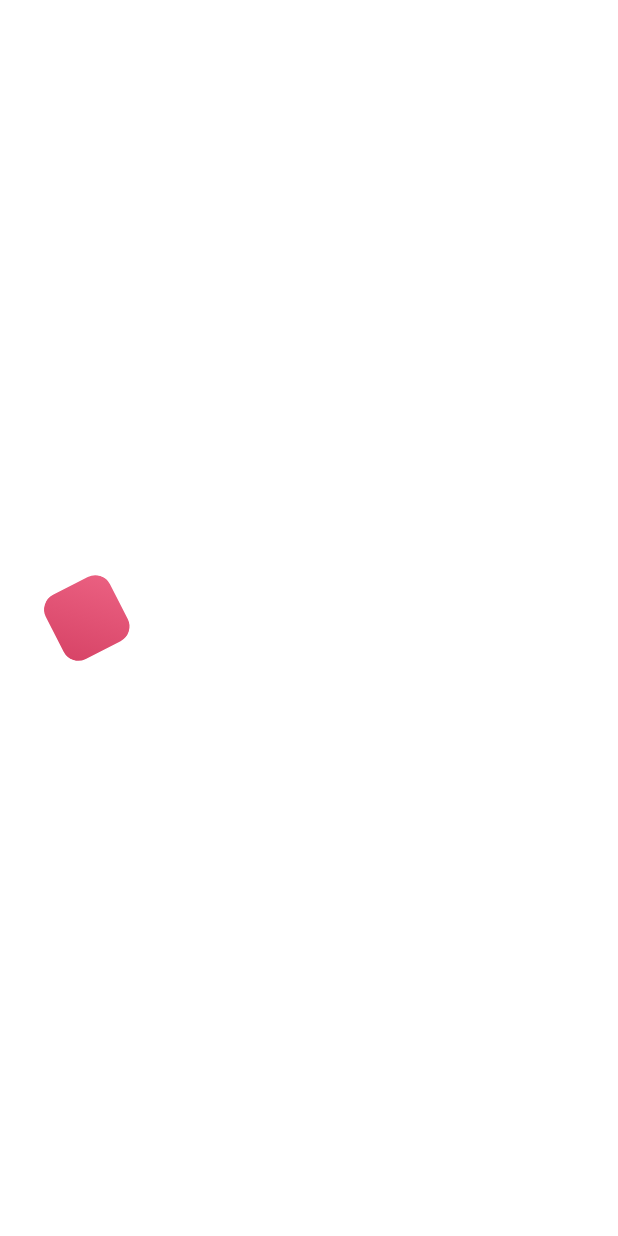
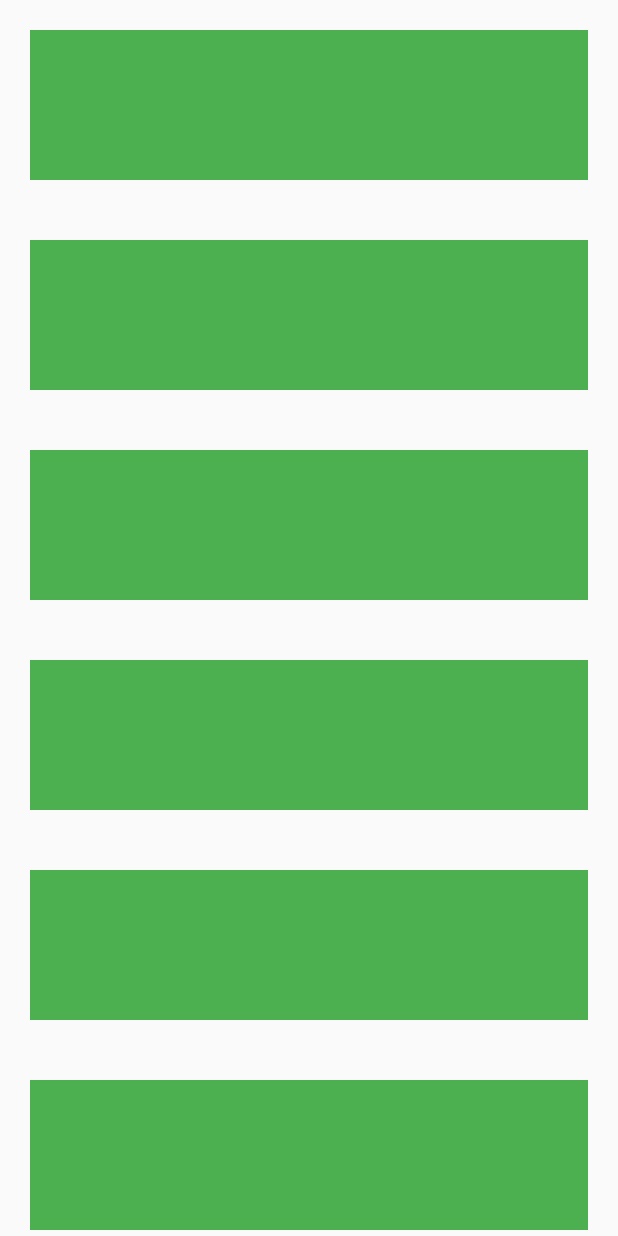
Before and after one commit to SilvaOkindo/flutter-animations, a Flutter app: the screen it shows after launch, on a phone screen of 412 x 824 dp. Run offline on Flutter 3.47's test engine with Material 2 defaults, Android fonts, the phone set to English and light mode, and no system bars; our stand-ins replace flutter_staggered_animations.

Commit message:
first commit

```diff
--- a/lib/main.dart
+++ b/lib/main.dart
@@ -1,3 +1,4 @@
+import 'package:animations/staggered_animations.dart';
 import 'package:flutter/material.dart';
 
 import 'home_page.dart';
@@ -17,7 +18,7 @@ class MyApp extends StatelessWidget {
       theme: ThemeData(
         primarySwatch: Colors.blue,
       ),
-      home: const ExplicitAnimations()
+      home: const StaggeredAnimation()
     );
   }
 }
--- /dev/null
+++ b/lib/staggered_animations.dart
@@ -0,0 +1,37 @@
+import 'package:flutter/material.dart';
+import 'package:flutter/src/widgets/framework.dart';
+import 'package:flutter/src/widgets/placeholder.dart';
+import 'package:flutter_staggered_animations/flutter_staggered_animations.dart';
+
+class StaggeredAnimation extends StatefulWidget {
+  const StaggeredAnimation({super.key});
+
+  @override
+  State<StaggeredAnimation> createState() => _StaggeredAnimationState();
+}
+
+class _StaggeredAnimationState extends State<StaggeredAnimation> {
+  @override
+  Widget build(BuildContext context) {
+    return Scaffold(
+      body: AnimationLimiter(
+          child: ListView.builder(
+              itemCount: 100,
+              itemBuilder: (_, index) {
+                return AnimationConfiguration.staggeredList(
+                    position: index,
+                    duration: const Duration(milliseconds: 375),
+                    child: SlideAnimation(
+                      verticalOffset: 50,
+                      child: FadeInAnimation(
+                          child: Container(
+                        height: 100,
+                        color: Colors.green,
+                        //padding: const EdgeInsets.all(20),
+                        margin: const EdgeInsets.all(20),
+                      )),
+                    ));
+              })),
+    );
+  }
+}
--- a/pubspec.yaml
+++ b/pubspec.yaml
@@ -35,6 +35,7 @@ dependencies:
   # The following adds the Cupertino Icons font to your application.
   # Use with the CupertinoIcons class for iOS style icons.
   cupertino_icons: ^1.0.2
+  flutter_staggered_animations: ^1.1.1
 
 dev_dependencies:
   flutter_test:
```
Also changed, not shown: pubspec.lock.
